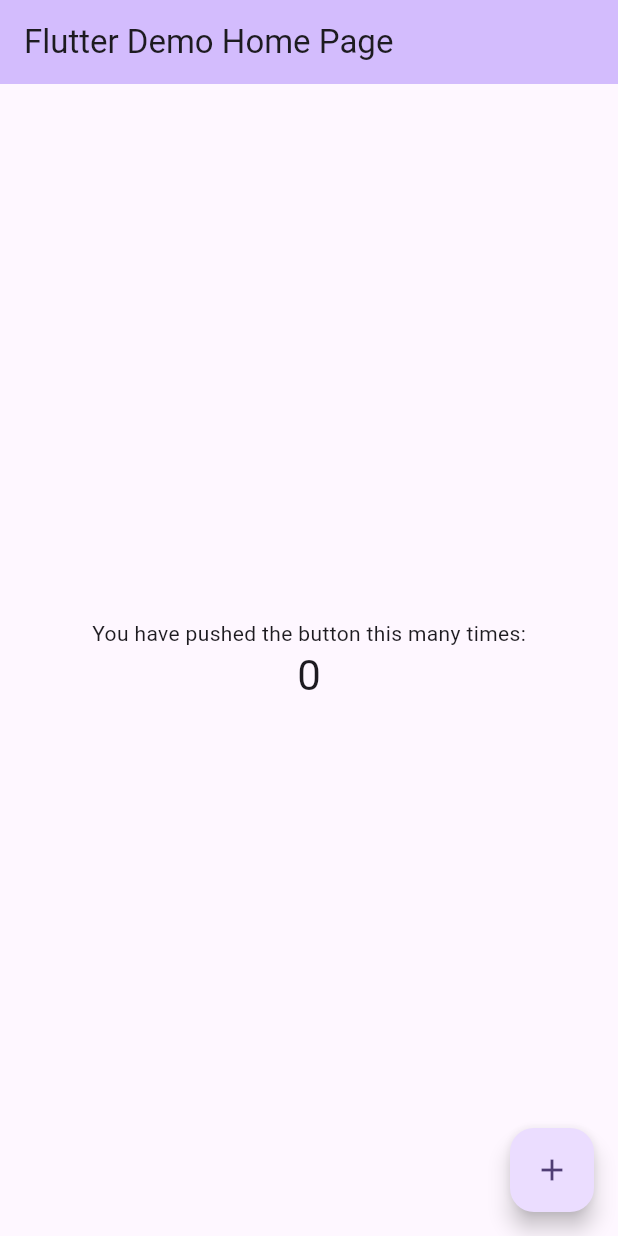
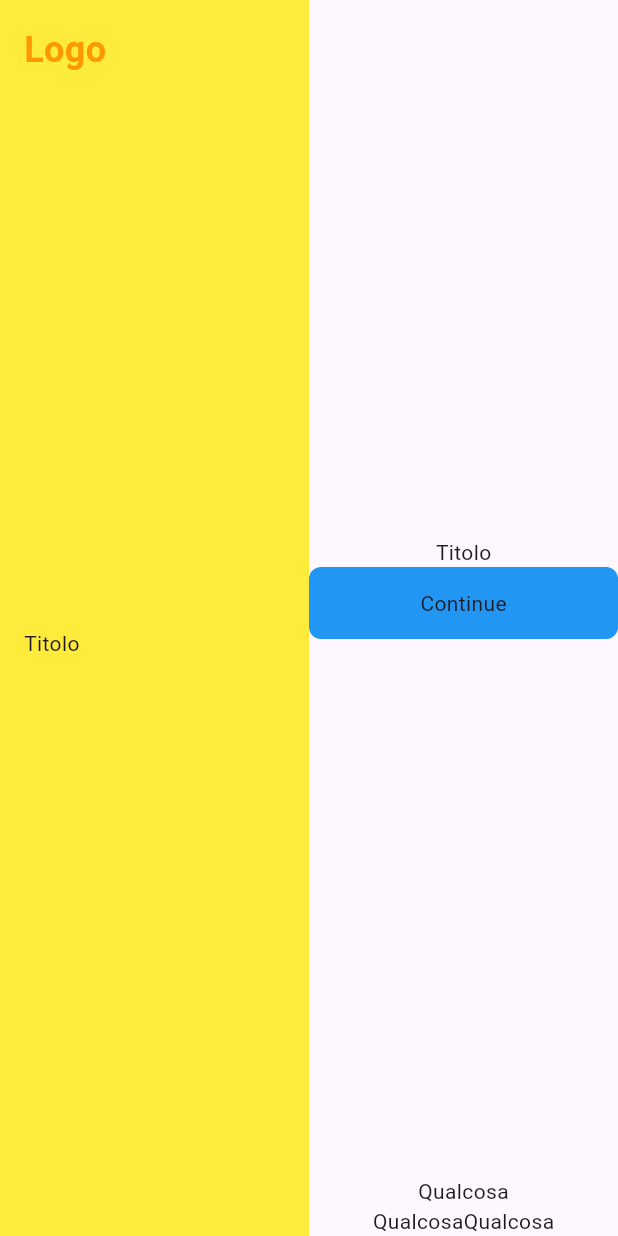
Before and after one commit to andreabuttarelli/secondo_media, a Flutter app: the screen it shows after launch, on a phone screen of 412 x 824 dp. Run offline on Flutter 3.47's test engine with Material 2 defaults, Android fonts, the phone set to English and light mode, and no system bars.

Commit message:
feat(auth view)

```diff
--- a/secondo_media/lib/main.dart
+++ b/secondo_media/lib/main.dart
@@ -1,4 +1,5 @@
 import 'package:flutter/material.dart';
+import 'package:secondo_media/src/presentation/auth/auth.dart';
 
 void main() {
   runApp(const MyApp());
@@ -31,95 +32,7 @@ class MyApp extends StatelessWidget {
         colorScheme: ColorScheme.fromSeed(seedColor: Colors.deepPurple),
         useMaterial3: true,
       ),
-      home: const MyHomePage(title: 'Flutter Demo Home Page'),
+      home: const AuthView(),
     );
   }
 }
-
-class MyHomePage extends StatefulWidget {
-  const MyHomePage({super.key, required this.title});
-
-  // This widget is the home page of your application. It is stateful, meaning
-  // that it has a State object (defined below) that contains fields that affect
-  // how it looks.
-
-  // This class is the configuration for the state. It holds the values (in this
-  // case the title) provided by the parent (in this case the App widget) and
-  // used by the build method of the State. Fields in a Widget subclass are
-  // always marked "final".
-
-  final String title;
-
-  @override
-  State<MyHomePage> createState() => _MyHomePageState();
-}
-
-class _MyHomePageState extends State<MyHomePage> {
-  int _counter = 0;
-
-  void _incrementCounter() {
-    setState(() {
-      // This call to setState tells the Flutter framework that something has
-      // changed in this State, which causes it to rerun the build method below
-      // so that the display can reflect the updated values. If we changed
-      // _counter without calling setState(), then the build method would not be
-      // called again, and so nothing would appear to happen.
-      _counter++;
-    });
-  }
-
-  @override
-  Widget build(BuildContext context) {
-    // This method is rerun every time setState is called, for instance as done
-    // by the _incrementCounter method above.
-    //
-    // The Flutter framework has been optimized to make rerunning build methods
-    // fast, so that you can just rebuild anything that needs updating rather
-    // than having to individually change instances of widgets.
-    return Scaffold(
-      appBar: AppBar(
-        // TRY THIS: Try changing the color here to a specific color (to
-        // Colors.amber, perhaps?) and trigger a hot reload to see the AppBar
-        // change color while the other colors stay the same.
-        backgroundColor: Theme.of(context).colorScheme.inversePrimary,
-        // Here we take the value from the MyHomePage object that was created by
-        // the App.build method, and use it to set our appbar title.
-        title: Text(widget.title),
-      ),
-      body: Center(
-        // Center is a layout widget. It takes a single child and positions it
-        // in the middle of the parent.
-        child: Column(
-          // Column is also a layout widget. It takes a list of children and
-          // arranges them vertically. By default, it sizes itself to fit its
-          // children horizontally, and tries to be as tall as its parent.
-          //
-          // Column has various properties to control how it sizes itself and
-          // how it positions its children. Here we use mainAxisAlignment to
-          // center the children vertically; the main axis here is the vertical
-          // axis because Columns are vertical (the cross axis would be
-          // horizontal).
-          //
-          // TRY THIS: Invoke "debug painting" (choose the "Toggle Debug Paint"
-          // action in the IDE, or press "p" in the console), to see the
-          // wireframe for each widget.
-          mainAxisAlignment: MainAxisAlignment.center,
-          children: <Widget>[
-            const Text(
-              'You have pushed the button this many times:',
-            ),
-            Text(
-              '$_counter',
-              style: Theme.of(context).textTheme.headlineMedium,
-            ),
-          ],
-        ),
-      ),
-      floatingActionButton: FloatingActionButton(
-        onPressed: _incrementCounter,
-        tooltip: 'Increment',
-        child: const Icon(Icons.add),
-      ), // This trailing comma makes auto-formatting nicer for build methods.
-    );
-  }
-}
--- /dev/null
+++ b/secondo_media/lib/src/presentation/auth/auth.dart
@@ -0,0 +1,90 @@
+// ignore_for_file: prefer_const_constructors, prefer_const_literals_to_create_immutables
+
+import 'package:flutter/material.dart';
+
+class AuthView extends StatelessWidget {
+  const AuthView({super.key});
+
+  @override
+  Widget build(BuildContext context) {
+    return Scaffold(
+      body: Row(
+        children: [
+          Expanded(
+            child: Container(
+              decoration: BoxDecoration(
+                color: Colors.yellow,
+              ),
+              child: Padding(
+                padding: const EdgeInsets.all(16.0),
+                child: Column(
+                  mainAxisAlignment: MainAxisAlignment.spaceBetween,
+                  crossAxisAlignment: CrossAxisAlignment.start,
+                  children: [
+                    Text(
+                      'Logo',
+                      style: TextStyle(
+                        color: Colors.orange,
+                        fontSize: 24,
+                        fontWeight: FontWeight.bold,
+                      ),
+                    ),
+                    Text('Titolo'),
+                    SizedBox.shrink(),
+                  ],
+                ),
+              ),
+            ),
+          ),
+          // Qualcosa
+          /// Sezione bianca
+          /*
+           Qualcosa
+          */
+          Expanded(
+            child: Center(
+              child: SizedBox(
+                width: 480,
+                child: Column(
+                  mainAxisAlignment: MainAxisAlignment.spaceBetween,
+                  children: [
+                    SizedBox(),
+                    Column(
+                      children: [
+                        Text('Titolo'),
+                        Container(
+                          width: double.infinity,
+                          height: 48,
+                          decoration: BoxDecoration(
+                            color: Colors.blue,
+                            borderRadius: BorderRadius.circular(8),
+                          ),
+                          child: Center(
+                            child: Text('Continue'),
+                          ),
+                        ),
+                      ],
+                    ),
+                    Column(
+                      children: [
+                        Text('Qualcosa'),
+                        Row(
+                          mainAxisAlignment: MainAxisAlignment.center,
+                          children: [
+                            Text('Qualcosa'),
+                            Container(),
+                            Text('Qualcosa'),
+                          ],
+                        ),
+                      ],
+                    ),
+                  ],
+                ),
+              ),
+            ),
+          ),
+        ],
+      ),
+    );
+  }
+}
```
